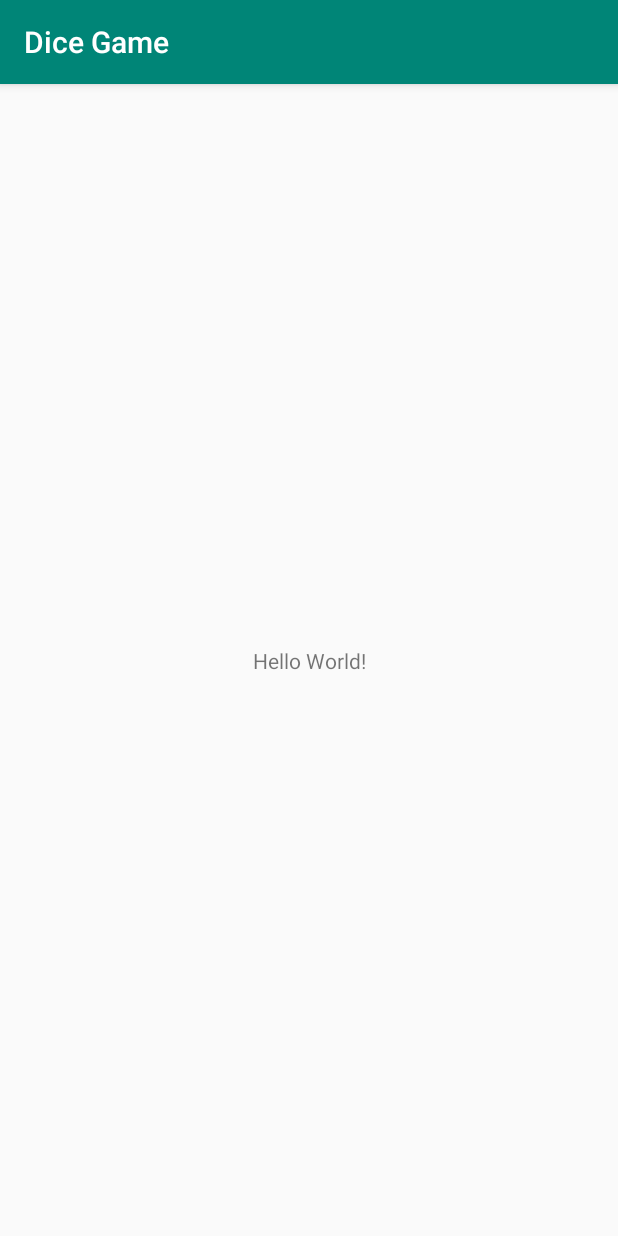
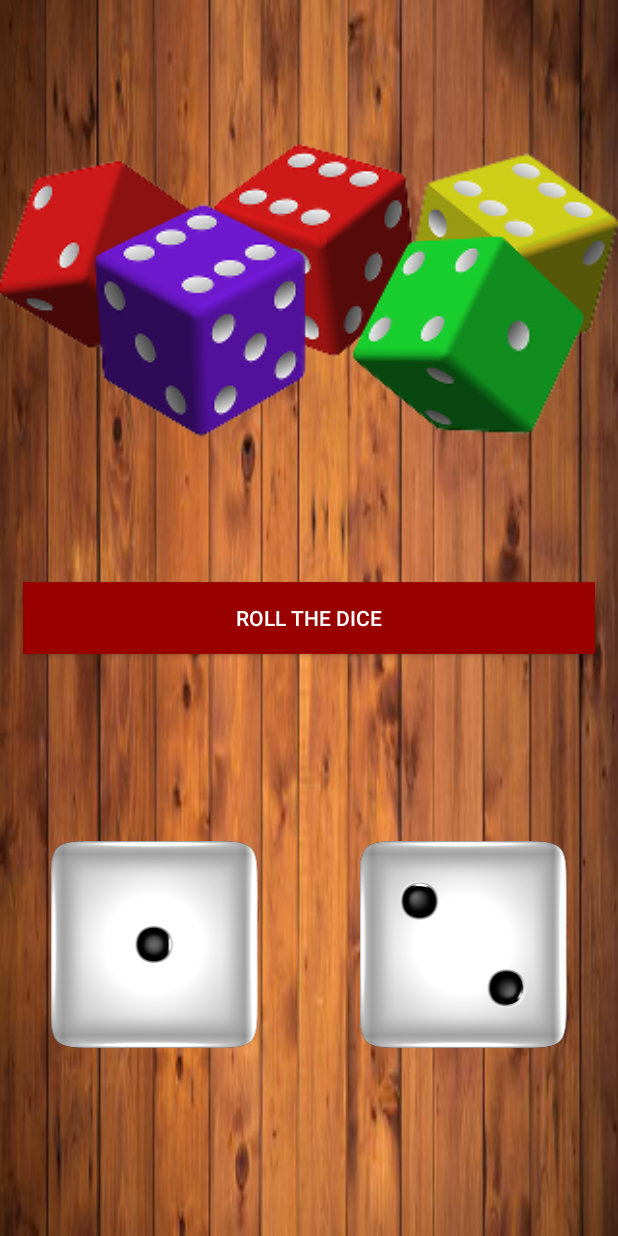
Before and after one commit to Sheshank-Srivastava/MyDiceAp, an Android app: the screen it shows after launch (MainActivity), on a phone screen of 412 x 824 dp. Run offline under Robolectric (Android 15) with nearby library versions, the phone set to English and light mode, and no system bars.

Commit message:
Main Layout Done

```diff
--- a/app/src/main/res/layout/activity_main.xml
+++ b/app/src/main/res/layout/activity_main.xml
@@ -1,18 +1,51 @@
 <?xml version="1.0" encoding="utf-8"?>
-<androidx.constraintlayout.widget.ConstraintLayout xmlns:android="http://schemas.android.com/apk/res/android"
+<LinearLayout xmlns:android="http://schemas.android.com/apk/res/android"
     xmlns:app="http://schemas.android.com/apk/res-auto"
     xmlns:tools="http://schemas.android.com/tools"
     android:layout_width="match_parent"
     android:layout_height="match_parent"
+    android:background="@drawable/app_bg"
+    android:orientation="vertical"
+
     tools:context=".MainActivity">
 
-    <TextView
-        android:layout_width="wrap_content"
+
+    <ImageView
+        android:id="@+id/img_TopImage"
+        android:layout_width="match_parent"
+        android:layout_height="0dp"
+        android:layout_weight="1"
+        android:layout_gravity="center_horizontal"
+        android:src="@drawable/top_image" />
+    <Button
+        android:layout_width="match_parent"
         android:layout_height="wrap_content"
-        android:text="Hello World!"
-        app:layout_constraintBottom_toBottomOf="parent"
-        app:layout_constraintLeft_toLeftOf="parent"
-        app:layout_constraintRight_toRightOf="parent"
-        app:layout_constraintTop_toTopOf="parent" />
+        android:text="@string/roll_the_dice"
+        android:background="@color/maroon"
+        android:textColor="@color/white"
+        android:layout_marginLeft="15dp"
+        android:layout_marginRight="15dp"/>
 
-</androidx.constraintlayout.widget.ConstraintLayout>
+    <LinearLayout
+        android:layout_width="match_parent"
+        android:layout_height="0dp"
+        android:layout_weight="1"
+        android:orientation="horizontal">
+
+            <ImageView
+                android:id="@+id/img_DiceOne"
+                android:layout_width="0dp"
+                android:layout_weight="1"
+                android:layout_height="wrap_content"
+                android:src="@drawable/dice1"
+                android:layout_gravity="center_vertical"
+                tools:ignore="NestedWeights" />
+            <ImageView
+                android:id="@+id/img_DiceTwo"
+                android:layout_width="0dp"
+                android:layout_weight="1"
+                android:layout_height="wrap_content"
+                android:src="@drawable/dice2"
+                android:layout_gravity="center_vertical"/>
+    </LinearLayout>
+</LinearLayout>
--- a/app/src/main/res/values/colors.xml
+++ b/app/src/main/res/values/colors.xml
@@ -3,4 +3,8 @@
     <color name="colorPrimary">#008577</color>
     <color name="colorPrimaryDark">#00574B</color>
     <color name="colorAccent">#D81B60</color>
+    <color name="maroon">#990000</color>
+    <color name="white">#ffffff</color>
+    <color name="black">#000000</color>
+
 </resources>
--- a/app/src/main/res/values/strings.xml
+++ b/app/src/main/res/values/strings.xml
@@ -1,3 +1,4 @@
 <resources>
     <string name="app_name">Dice Game</string>
+    <string name="roll_the_dice">Roll The Dice</string>
 </resources>
--- a/app/src/main/res/values/styles.xml
+++ b/app/src/main/res/values/styles.xml
@@ -1,7 +1,7 @@
 <resources>
 
     <!-- Base application theme. -->
-    <style name="AppTheme" parent="Theme.AppCompat.Light.DarkActionBar">
+    <style name="AppTheme" parent="Theme.AppCompat.Light.NoActionBar">
         <!-- Customize your theme here. -->
         <item name="colorPrimary">@color/colorPrimary</item>
         <item name="colorPrimaryDark">@color/colorPrimaryDark</item>
```
